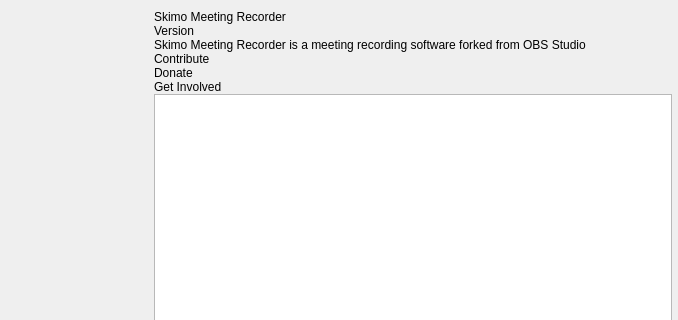
Old version of the form UI/forms/SkimoAbout.ui in the repository skimotv/SkimoMeetingRecorder; both pictures show x 162 to 840 and y 0 to 320 of the 840 by 519 pixel window.
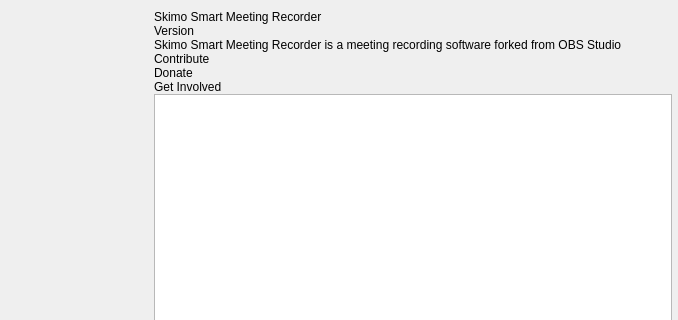
New version of the form. Icons and pictures are not drawn. Custom widgets are drawn as their Qt base class.

Diff of the .ui file:
```diff
--- a/UI/forms/SkimoAbout.ui
+++ b/UI/forms/SkimoAbout.ui
@@ -76,7 +76,7 @@
        <item>
         <widget class="QLabel" name="name">
          <property name="text">
-          <string notr="true">Skimo Meeting Recorder</string>
+          <string notr="true">Skimo Smart Meeting Recorder</string>
          </property>
         </widget>
        </item>
@@ -90,7 +90,7 @@
        <item>
         <widget class="QLabel" name="info">
          <property name="text">
-          <string>Skimo Meeting Recorder is a meeting recording software forked from OBS Studio</string>
+          <string>Skimo Smart Meeting Recorder is a meeting recording software forked from OBS Studio</string>
          </property>
          <property name="wordWrap">
           <bool>true</bool>
```
